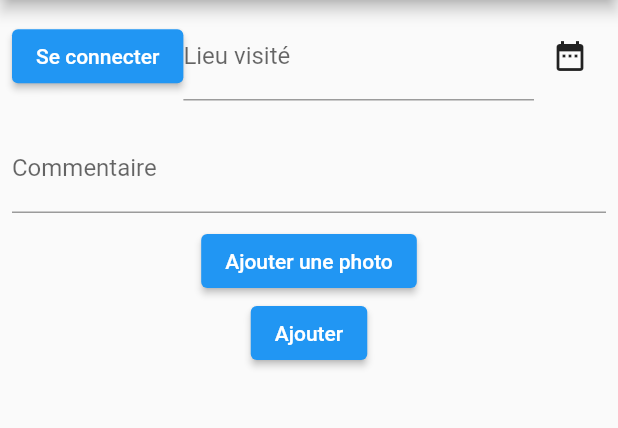
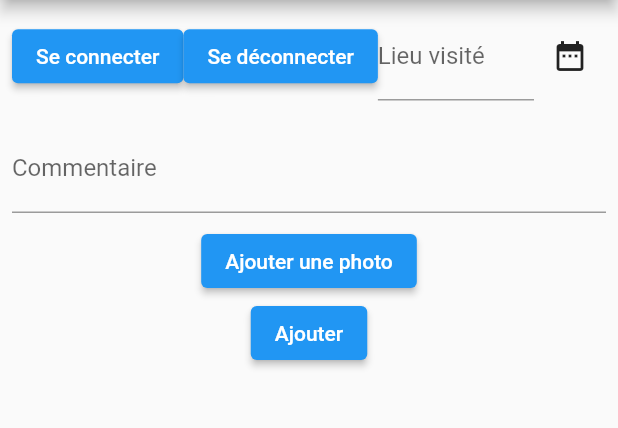
Before and after one commit to BlackenCat/projet_carnet_voyage_vhe, a Flutter app: the screen it shows after launch, on a phone screen of 412 x 824 dp, the part 84-512 px from its top. Run offline on Flutter 3.47's test engine with Material 2 defaults, Android fonts, the light colour scheme and no system bars; our stand-ins replace firebase_auth, firebase_core, flutter_bloc, flutter_datetime_picker_plus, image_picker, weather; accounts and stored records are empty.

Commit message:
SignOut button

```diff
--- a/lib/main.dart
+++ b/lib/main.dart
@@ -130,6 +130,12 @@ class _TravelJournalScreenState extends State<TravelJournalScreen> {
                     },
                     child: Text('Se connecter'),
                   ),
+                  ElevatedButton(
+                    onPressed: () {
+                      _userCubit.signOut(); // Appeler la méthode signOut() du UserCubit
+                    },
+                    child: Text('Se déconnecter'),
+                  ),
                   Expanded(
                     child: TextField(
                       controller: locationController,
```
